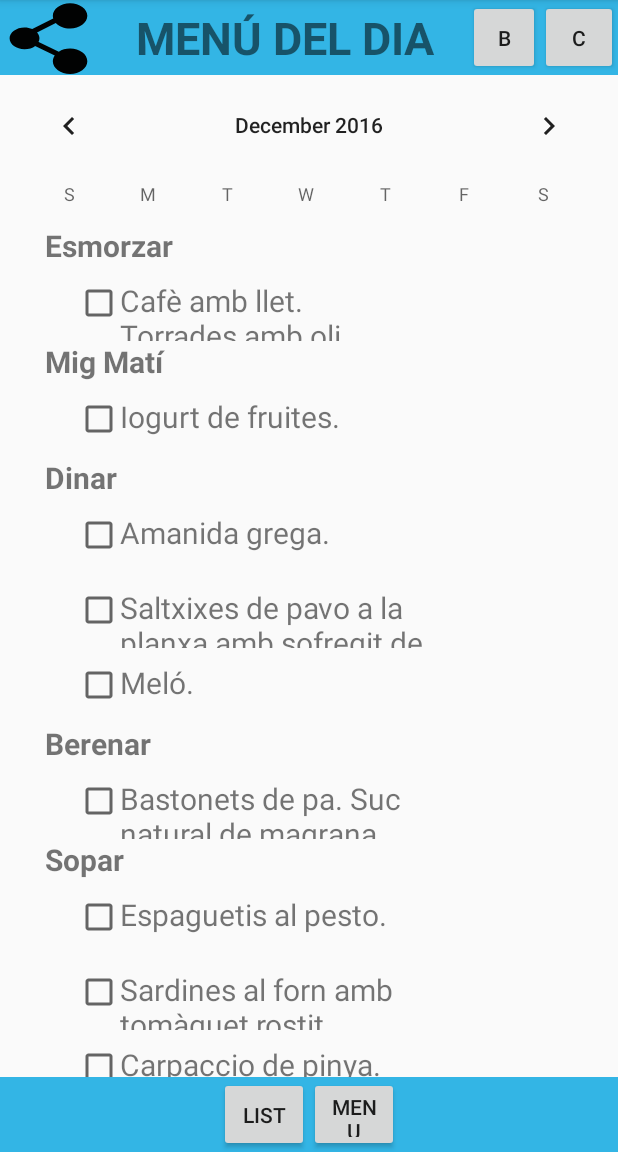
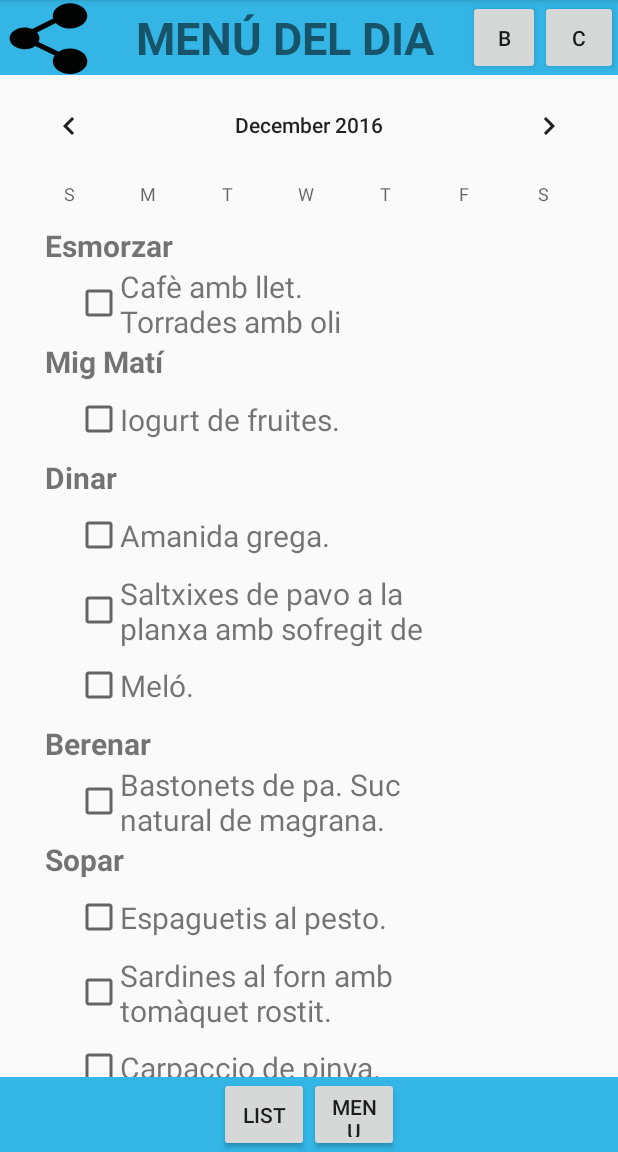
Before and after one commit to gmmns/MenMed, an Android app: the screen it shows after launch (MenuActivity), on a phone screen of 412 x 824 dp, the part 84-1236 px from its top. Run offline under Robolectric (Android 15) with nearby library versions, the phone set to English and light mode, and no system bars.

Commit message:
Proves utilització estructura de dades

```diff
--- a/MenMed/app/src/main/java/edu/upc/pda/clemente/laura/menmed/MenuActivity.java
+++ b/MenMed/app/src/main/java/edu/upc/pda/clemente/laura/menmed/MenuActivity.java
@@ -16,16 +16,18 @@ import android.widget.RadioGroup;
 import android.widget.TextView;
 import org.w3c.dom.Text;
 import java.util.ArrayList;
-
-
-
+import java.util.Map;
+import java.util.Set;
 
 
 public class MenuActivity extends AppCompatActivity{
+    //ATRIBUTS
     private String[] all_recipes;
     private int ids_recipes[] = {
             R.id.esm_recept, R.id.mig_recept, R.id.dinar_recept1, R.id.dinar_recept2, R.id.dinar_recept3, R.id.ber_recept, R.id.sopar_recept1, R.id.sopar_recept2, R.id.sopar_recept3
     };
+    private Menu menu;
+    private Dia dia;
 
     @Override
     protected void onCreate(Bundle savedInstanceState) {
@@ -33,15 +35,27 @@ public class MenuActivity extends AppCompatActivity{
         setContentView(R.layout.activity_menu);
         all_recipes = getResources().getStringArray(R.array.all_recipes);
         showMenu();
+        showDay(dia);
     }
 
     private void showMenu() {
         String r = all_recipes[0]; //de moment posem 0, perquè ens mostri el 1er ítem; després ja pensarem com relacionar l'ítem amb el calendari.
         String[] parts = r.split(";"); //separarem l'ítem en receptes (separades entre elles per ';').
+        this.dia = new Dia(parts);
+        /*for (int i=0; i<ids_recipes.length; i++){
+            TextView recept_text = (TextView) findViewById(ids_recipes[i]);
+            recept_text.setText(parts[i]);
+        }*/
+    }
 
+   /* private void addMenu(){
+        this.menu = new Menu(all_recipes);
+    }*/
+
+    private void showDay(Dia dia) {
         for (int i=0; i<ids_recipes.length; i++){
             TextView recept_text = (TextView) findViewById(ids_recipes[i]);
-            recept_text.setText(parts[i]);
+            recept_text.setText(dia.getS_dia()[i]);
         }
     }
 }
--- a/MenMed/app/src/main/res/layout/activity_menu.xml
+++ b/MenMed/app/src/main/res/layout/activity_menu.xml
@@ -100,10 +100,12 @@
                         <TextView
                             android:text="Àpat esmorzar"
                             android:layout_width="wrap_content"
-                            android:layout_height="wrap_content"
+                            android:layout_height="match_parent"
                             android:id="@+id/esm_recept"
                             android:layout_weight="1"
-                            android:textSize="20dp" />
+                            android:textSize="20dp"
+                            android:textAlignment="textStart"
+                            android:gravity="center_vertical" />
 
                         <Space
                             android:layout_width="100dp"
@@ -136,10 +138,11 @@
                         <TextView
                             android:text="Àpat mig matí"
                             android:layout_width="wrap_content"
-                            android:layout_height="wrap_content"
+                            android:layout_height="match_parent"
                             android:id="@+id/mig_recept"
                             android:layout_weight="1"
-                            android:textSize="20dp" />
+                            android:textSize="20dp"
+                            android:gravity="center_vertical" />
 
                         <Space
                             android:layout_width="100dp"
@@ -172,10 +175,11 @@
                         <TextView
                             android:text="Primer plat dinar"
                             android:layout_width="wrap_content"
-                            android:layout_height="wrap_content"
+                            android:layout_height="match_parent"
                             android:id="@+id/dinar_recept1"
                             android:layout_weight="1"
-                            android:textSize="20dp" />
+                            android:textSize="20dp"
+                            android:gravity="center_vertical" />
 
                         <Space
                             android:layout_width="100dp"
@@ -199,10 +203,11 @@
                         <TextView
                             android:text="Segon plat dinar"
                             android:layout_width="wrap_content"
-                            android:layout_height="wrap_content"
+                            android:layout_height="match_parent"
                             android:id="@+id/dinar_recept2"
                             android:layout_weight="1"
-                            android:textSize="20dp" />
+                            android:textSize="20dp"
+                            android:gravity="center_vertical" />
 
                         <Space
                             android:layout_width="100dp"
@@ -226,10 +231,11 @@
                         <TextView
                             android:text="Postres dinar"
                             android:layout_width="wrap_content"
-                            android:layout_height="wrap_content"
+                            android:layout_height="match_parent"
                             android:id="@+id/dinar_recept3"
                             android:layout_weight="1"
-                            android:textSize="20dp" />
+                            android:textSize="20dp"
+                            android:gravity="center_vertical" />
 
                         <Space
                             android:layout_width="100dp"
@@ -262,10 +268,11 @@
                         <TextView
                             android:text="Àpat berenar"
                             android:layout_width="wrap_content"
-                            android:layout_height="wrap_content"
+                            android:layout_height="match_parent"
                             android:id="@+id/ber_recept"
                             android:layout_weight="1"
-                            android:textSize="20dp" />
+                            android:textSize="20dp"
+                            android:gravity="center_vertical" />
 
                         <Space
                             android:layout_width="100dp"
@@ -298,10 +305,11 @@
                         <TextView
                             android:text="Primer plat sopar"
                             android:layout_width="wrap_content"
-                            android:layout_height="wrap_content"
+                            android:layout_height="match_parent"
                             android:id="@+id/sopar_recept1"
                             android:layout_weight="1"
-                            android:textSize="20dp" />
+                            android:textSize="20dp"
+                            android:gravity="center_vertical" />
 
                         <Space
                             android:layout_width="100dp"
@@ -325,10 +333,11 @@
                         <TextView
                             android:text="Segon plat sopar"
                             android:layout_width="wrap_content"
-                            android:layout_height="wrap_content"
+                            android:layout_height="match_parent"
                             android:id="@+id/sopar_recept2"
                             android:layout_weight="1"
-                            android:textSize="20dp" />
+                            android:textSize="20dp"
+                            android:gravity="center_vertical" />
 
                         <Space
                             android:layout_width="100dp"
@@ -352,10 +361,11 @@
                         <TextView
                             android:text="Postres sopar"
                             android:layout_width="wrap_content"
-                            android:layout_height="wrap_content"
+                            android:layout_height="match_parent"
                             android:id="@+id/sopar_recept3"
                             android:layout_weight="1"
-                            android:textSize="20dp" />
+                            android:textSize="20dp"
+                            android:gravity="center_vertical" />
 
                         <Space
                             android:layout_width="100dp"
```
Also changed, not shown: MenMed/app/src/main/java/edu/upc/pda/clemente/laura/menmed/Dia.java (+20 -38 lines), MenMed/app/src/main/java/edu/upc/pda/clemente/laura/menmed/Menu.java (+21 -29 lines), MenMed/app/src/main/java/edu/upc/pda/clemente/laura/menmed/Plat.java (+16 -4 lines), MenMed/app/src/main/java/edu/upc/pda/clemente/laura/menmed/Recepta.java (+20 -5 lines).
